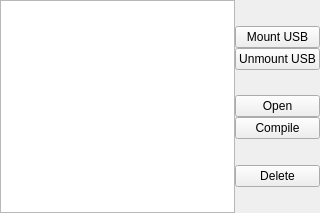
Before: the Qt Designer form cbcui/ui/FileManager.ui in kipr/cbc, drawn with Qt 5.
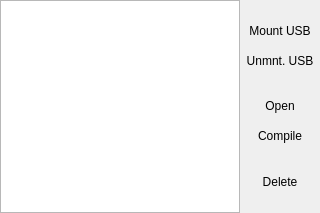
After: the same form once the commit is applied. Icons and pictures are not drawn.

Patch:
```diff
--- a/cbcui/ui/FileManager.ui
+++ b/cbcui/ui/FileManager.ui
@@ -25,16 +25,25 @@
   <property name="windowTitle">
    <string>Form</string>
   </property>
-  <layout class="QHBoxLayout" name="horizontalLayout">
-   <property name="spacing">
+  <layout class="QHBoxLayout" >
+   <property name="spacing" >
     <number>0</number>
    </property>
-   <property name="margin">
+   <property name="leftMargin" >
+    <number>0</number>
+   </property>
+   <property name="topMargin" >
+    <number>0</number>
+   </property>
+   <property name="rightMargin" >
+    <number>0</number>
+   </property>
+   <property name="bottomMargin" >
     <number>0</number>
    </property>
    <item>
-    <widget class="QListView" name="ui_directoryBrowser">
-     <property name="minimumSize">
+    <widget class="QListView" name="ui_directoryBrowser" >
+     <property name="minimumSize" >
       <size>
        <width>200</width>
        <height>0</height>
@@ -48,16 +57,16 @@
     </widget>
    </item>
    <item>
-    <layout class="QVBoxLayout" name="verticalLayout">
-     <property name="spacing">
+    <layout class="QVBoxLayout" >
+     <property name="spacing" >
       <number>0</number>
      </property>
      <item>
-      <spacer name="verticalSpacer">
-       <property name="orientation">
+      <spacer>
+       <property name="orientation" >
         <enum>Qt::Vertical</enum>
        </property>
-       <property name="sizeHint" stdset="0">
+       <property name="sizeHint" >
         <size>
          <width>20</width>
          <height>40</height>
@@ -66,25 +75,73 @@
       </spacer>
      </item>
      <item>
-      <widget class="QPushButton" name="ui_mountButton">
-       <property name="text">
+      <widget class="QPushButton" name="ui_mountButton" >
+       <property name="minimumSize" >
+        <size>
+         <width>80</width>
+         <height>30</height>
+        </size>
+       </property>
+       <property name="maximumSize" >
+        <size>
+         <width>80</width>
+         <height>30</height>
+        </size>
+       </property>
+       <property name="styleSheet" >
+        <string>QPushButton{
+border:0px;
+background-image:url(:/actions/rivet80x30L.png);
+color:black;
+}
+QPushButton:pressed{
+border:0px;
+background-image:url(:/actions/rivet80x30D.png);
+color:white;
+}</string>
+       </property>
+       <property name="text" >
         <string>Mount USB</string>
        </property>
       </widget>
      </item>
      <item>
-      <widget class="QPushButton" name="ui_unmountButton">
-       <property name="text">
-        <string>Unmount USB</string>
+      <widget class="QPushButton" name="ui_unmountButton" >
+       <property name="minimumSize" >
+        <size>
+         <width>80</width>
+         <height>30</height>
+        </size>
+       </property>
+       <property name="maximumSize" >
+        <size>
+         <width>80</width>
+         <height>30</height>
+        </size>
+       </property>
+       <property name="styleSheet" >
+        <string>QPushButton{
+border:0px;
+background-image:url(:/actions/rivet80x30L.png);
+color:black;
+}
+QPushButton:pressed{
+border:0px;
+background-image:url(:/actions/rivet80x30D.png);
+color:white;
+}</string>
+       </property>
+       <property name="text" >
+        <string>Unmnt. USB</string>
        </property>
       </widget>
      </item>
      <item>
-      <spacer name="verticalSpacer_2">
-       <property name="orientation">
+      <spacer>
+       <property name="orientation" >
         <enum>Qt::Vertical</enum>
        </property>
-       <property name="sizeHint" stdset="0">
+       <property name="sizeHint" >
         <size>
          <width>20</width>
          <height>40</height>
@@ -93,25 +150,73 @@
       </spacer>
      </item>
      <item>
-      <widget class="QPushButton" name="ui_openButton">
-       <property name="text">
+      <widget class="QPushButton" name="ui_openButton" >
+       <property name="minimumSize" >
+        <size>
+         <width>80</width>
+         <height>30</height>
+        </size>
+       </property>
+       <property name="maximumSize" >
+        <size>
+         <width>80</width>
+         <height>30</height>
+        </size>
+       </property>
+       <property name="styleSheet" >
+        <string>QPushButton{
+border:0px;
+background-image:url(:/actions/rivet80x30L.png);
+color:black;
+}
+QPushButton:pressed{
+border:0px;
+background-image:url(:/actions/rivet80x30D.png);
+color:white;
+}</string>
+       </property>
+       <property name="text" >
         <string>Open</string>
        </property>
       </widget>
      </item>
      <item>
-      <widget class="QPushButton" name="ui_compileButton">
-       <property name="text">
+      <widget class="QPushButton" name="ui_compileButton" >
+       <property name="minimumSize" >
+        <size>
+         <width>80</width>
+         <height>30</height>
+        </size>
+       </property>
+       <property name="maximumSize" >
+        <size>
+         <width>80</width>
+         <height>30</height>
+        </size>
+       </property>
+       <property name="styleSheet" >
+        <string>QPushButton{
+border:0px;
+background-image:url(:/actions/rivet80x30L.png);
+color:black;
+}
+QPushButton:pressed{
+border:0px;
+background-image:url(:/actions/rivet80x30D.png);
+color:white;
+}</string>
+       </property>
+       <property name="text" >
         <string>Compile</string>
        </property>
       </widget>
      </item>
      <item>
-      <spacer name="verticalSpacer_3">
-       <property name="orientation">
+      <spacer>
+       <property name="orientation" >
         <enum>Qt::Vertical</enum>
        </property>
-       <property name="sizeHint" stdset="0">
+       <property name="sizeHint" >
         <size>
          <width>20</width>
          <height>40</height>
@@ -120,18 +225,42 @@
       </spacer>
      </item>
      <item>
-      <widget class="QPushButton" name="ui_deleteButton">
-       <property name="text">
+      <widget class="QPushButton" name="ui_deleteButton" >
+       <property name="minimumSize" >
+        <size>
+         <width>80</width>
+         <height>30</height>
+        </size>
+       </property>
+       <property name="maximumSize" >
+        <size>
+         <width>80</width>
+         <height>30</height>
+        </size>
+       </property>
+       <property name="styleSheet" >
+        <string>QPushButton{
+border:0px;
+background-image:url(:/actions/rivet80x30L.png);
+color:black;
+}
+QPushButton:pressed{
+border:0px;
+background-image:url(:/actions/rivet80x30D.png);
+color:white;
+}</string>
+       </property>
+       <property name="text" >
         <string>Delete</string>
        </property>
       </widget>
      </item>
      <item>
-      <spacer name="verticalSpacer_4">
-       <property name="orientation">
+      <spacer>
+       <property name="orientation" >
         <enum>Qt::Vertical</enum>
        </property>
-       <property name="sizeHint" stdset="0">
+       <property name="sizeHint" >
         <size>
          <width>20</width>
          <height>40</height>
```
Left out of the diff: 15 changed lines with no effect on the pictures.
